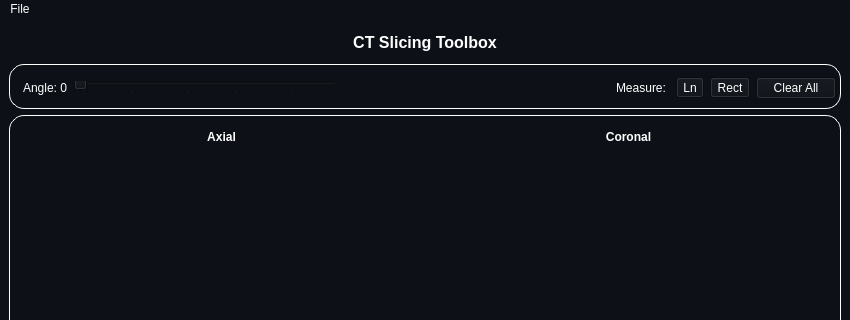
Qt form resources/MainWindow.ui (mo-gaafar/CT-slicing-toolbox) before a commit; both pictures show x 0 to 850 and y 0 to 320 of the 850 by 566 pixel window.
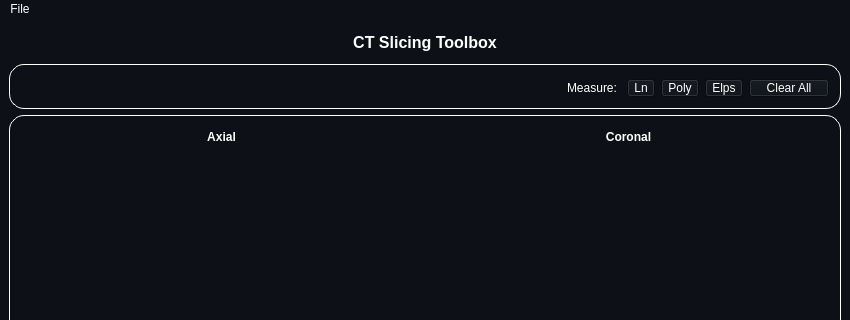
The same form after that commit. Icons and pictures are not drawn. Custom widgets are drawn as their Qt base class.

What changed in the file:
```diff
--- a/resources/MainWindow.ui
+++ b/resources/MainWindow.ui
@@ -160,20 +160,8 @@
       <property name="title">
        <string/>
       </property>
-      <layout class="QGridLayout" name="gridLayout_3">
-       <property name="leftMargin">
-        <number>2</number>
-       </property>
-       <property name="topMargin">
-        <number>2</number>
-       </property>
-       <property name="rightMargin">
-        <number>2</number>
-       </property>
-       <property name="bottomMargin">
-        <number>2</number>
-       </property>
-       <item row="0" column="0">
+      <layout class="QHBoxLayout" name="horizontalLayout_2">
+       <item>
         <widget class="QWidget" name="widget" native="true">
          <property name="maximumSize">
           <size>
@@ -221,34 +209,50 @@
          </layout>
         </widget>
        </item>
-       <item row="0" column="2">
-        <widget class="QToolButton" name="toolButton_2">
-         <property name="text">
-          <string>Ln</string>
-         </property>
-        </widget>
-       </item>
-       <item row="0" column="4">
-        <widget class="QPushButton" name="pushButton">
-         <property name="text">
-          <string>Clear All</string>
-         </property>
-        </widget>
-       </item>
-       <item row="0" column="3">
-        <widget class="QToolButton" name="toolButton">
-         <property name="text">
-          <string>Rect</string>
-         </property>
-        </widget>
-       </item>
-       <item row="0" column="1">
+       <item>
         <widget class="QLabel" name="label_6">
          <property name="text">
           <string>Measure: </string>
          </property>
         </widget>
        </item>
+       <item>
+        <widget class="QToolButton" name="line">
+         <property name="text">
+          <string>Ln</string>
+         </property>
+         <property name="checkable">
+          <bool>true</bool>
+         </property>
+        </widget>
+       </item>
+       <item>
+        <widget class="QToolButton" name="polygon">
+         <property name="text">
+          <string>Poly</string>
+         </property>
+         <property name="checkable">
+          <bool>true</bool>
+         </property>
+        </widget>
+       </item>
+       <item>
+        <widget class="QToolButton" name="elps">
+         <property name="text">
+          <string>Elps</string>
+         </property>
+         <property name="checkable">
+          <bool>true</bool>
+         </property>
+        </widget>
+       </item>
+       <item>
+        <widget class="QPushButton" name="clear">
+         <property name="text">
+          <string>Clear All</string>
+         </property>
+        </widget>
+       </item>
       </layout>
      </widget>
     </item>
```
